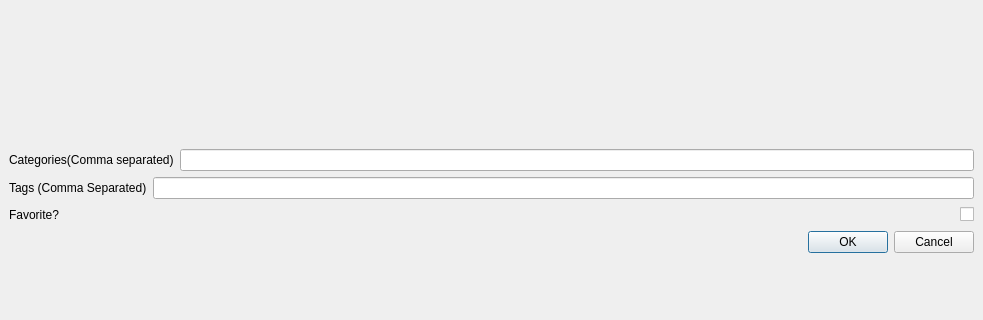
eglaubauf/egMatLib, file scripts/python/matlib/ui/material_dialog.ui: the form before one commit; both pictures show x 0 to 983 and y 206 to 526 of the 983 by 836 pixel window.
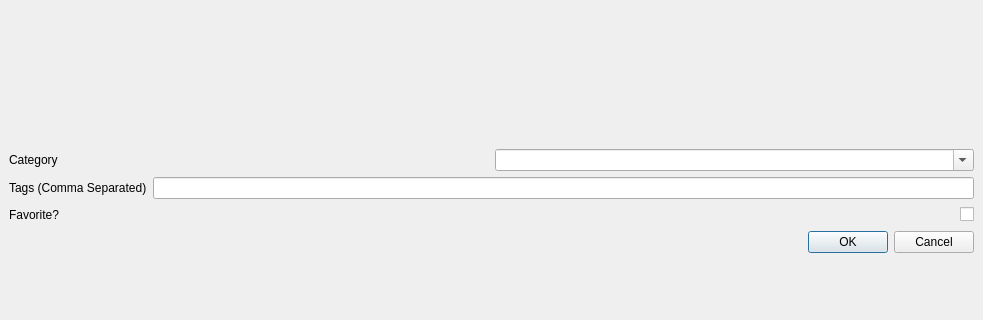
The form after the commit.

Commit message: Nicer Category Selection on save

What changed in the file:
```diff
--- a/scripts/python/matlib/ui/material_dialog.ui
+++ b/scripts/python/matlib/ui/material_dialog.ui
@@ -40,14 +40,23 @@
         <item>
          <widget class="QLabel" name="label">
           <property name="text">
-           <string>Categories(Comma separated)</string>
+           <string>Category</string>
           </property>
          </widget>
         </item>
         <item>
-         <widget class="QLineEdit" name="line_categories">
-          <property name="alignment">
-           <set>Qt::AlignRight|Qt::AlignTrailing|Qt::AlignVCenter</set>
+         <widget class="QComboBox" name="combo_categories">
+          <property name="autoFillBackground">
+           <bool>true</bool>
+          </property>
+          <property name="editable">
+           <bool>true</bool>
+          </property>
+          <property name="maxVisibleItems">
+           <number>15</number>
+          </property>
+          <property name="frame">
+           <bool>true</bool>
           </property>
          </widget>
         </item>
```
The commit also changes 3 other files.
